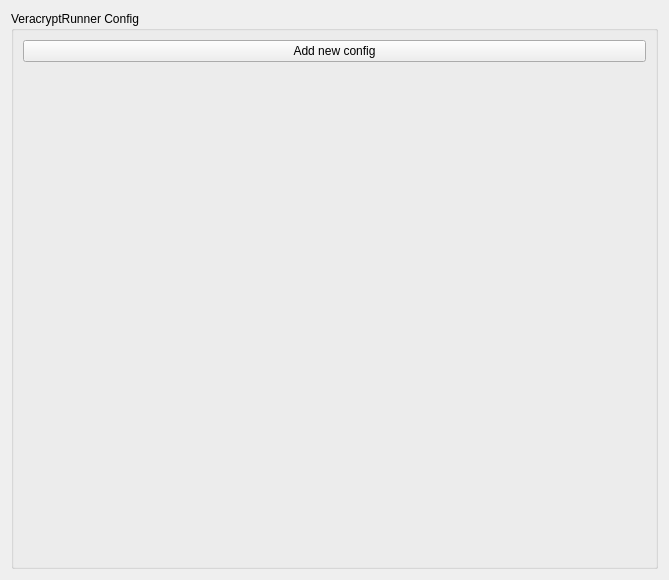
The window that src/config/veracryptrunner_config.ui (alex1701c/VeracryptRunner) describes before a commit, drawn with Qt 5.
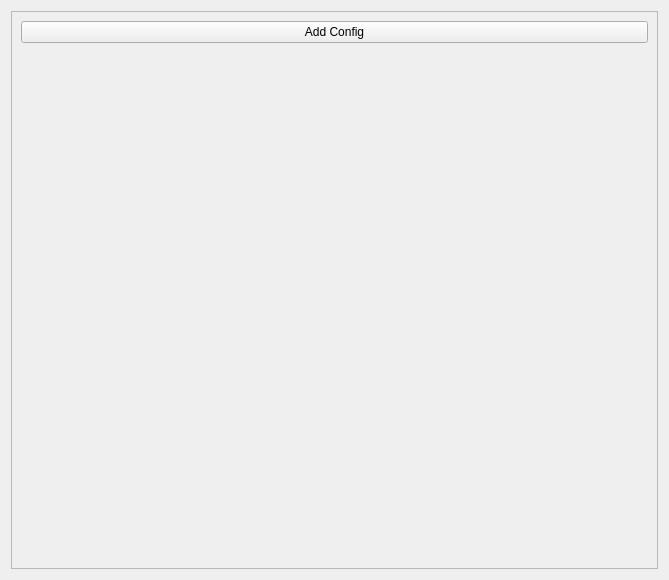
The same window after the commit.

Commit message: Design UI for volume config entries

The edit to the form file:
```diff
--- a/src/config/veracryptrunner_config.ui
+++ b/src/config/veracryptrunner_config.ui
@@ -19,39 +19,41 @@
   </property>
   <layout class="QVBoxLayout" name="verticalLayout">
    <item>
-    <widget class="QGroupBox" name="parentLayout">
-     <property name="enabled">
-      <bool>true</bool>
-     </property>
+    <widget class="QScrollArea" name="scrollArea">
      <property name="minimumSize">
       <size>
-       <width>0</width>
-       <height>0</height>
+       <width>400</width>
+       <height>400</height>
       </size>
      </property>
-     <property name="layoutDirection">
-      <enum>Qt::LeftToRight</enum>
+     <property name="focusPolicy">
+      <enum>Qt::NoFocus</enum>
      </property>
-     <property name="title">
-      <string>VeracryptRunner Config</string>
+     <property name="widgetResizable">
+      <bool>true</bool>
      </property>
-     <layout class="QVBoxLayout" name="verticalLayout_4">
-      <item>
-       <layout class="QVBoxLayout" name="veracryptVolumes">
-        <item>
-         <layout class="QVBoxLayout" name="buttonsLayout">
+     <widget class="QWidget" name="scrollAreaWidgetContents">
+      <property name="geometry">
+       <rect>
+        <x>0</x>
+        <y>0</y>
+        <width>653</width>
+        <height>564</height>
+       </rect>
+      </property>
+      <layout class="QVBoxLayout" name="verticalLayout_2">
           <item alignment="Qt::AlignTop">
            <widget class="QPushButton" name="pushButton">
             <property name="text">
-             <string>Add new config</string>
+          <string>Add Config</string>
             </property>
            </widget>
           </item>
-         </layout>
-        </item>
-       </layout>
-      </item>
-     </layout>
+       <item>
+        <layout class="QVBoxLayout" name="veracryptVolumes"/>
+       </item>
+      </layout>
+     </widget>
     </widget>
    </item>
   </layout>
```
Lines whose indentation alone changed are shown as unchanged. The commit also changes 5 other files.
